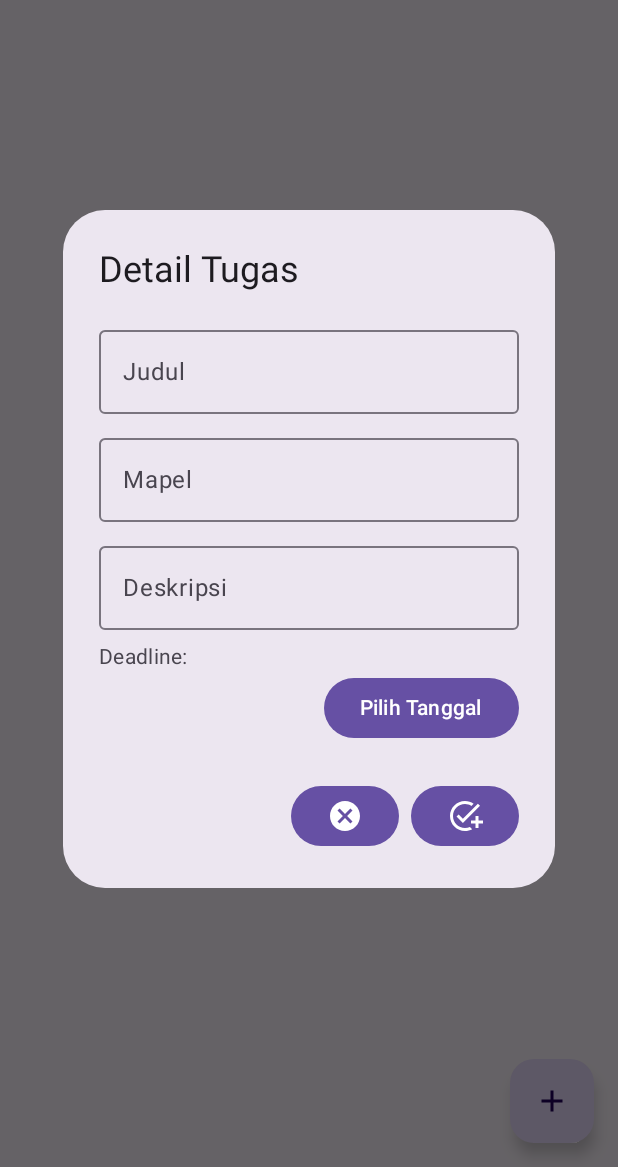
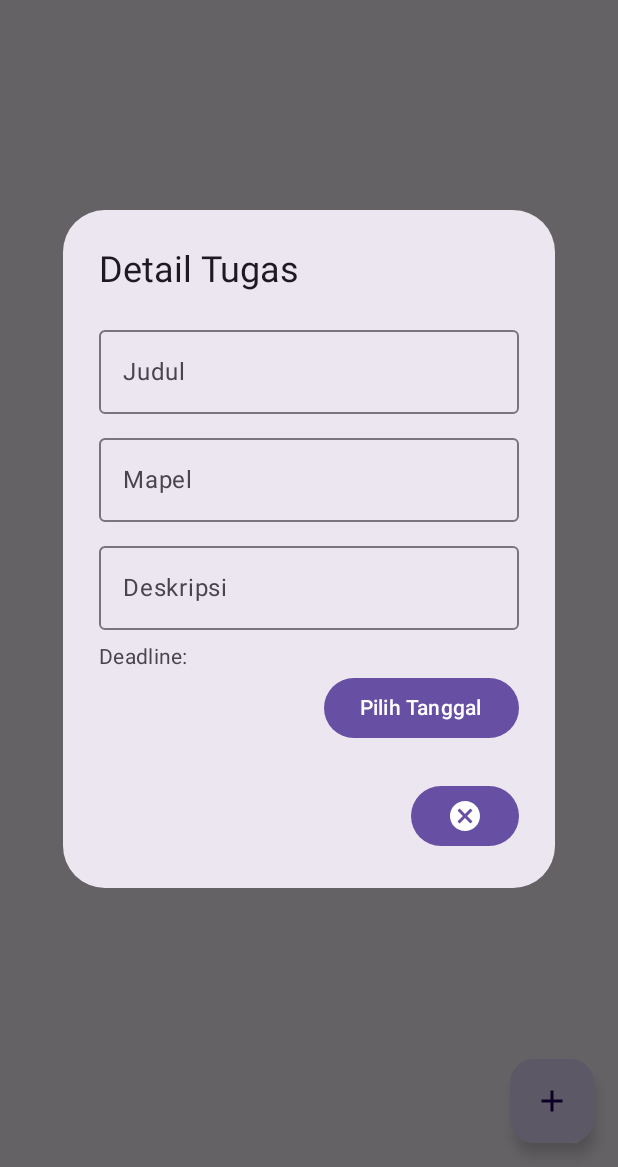
Before and after one commit to brianabdl/TugasKu, an Android app built with Jetpack Compose: the screen it shows after launch (MainActivity), after a tap on "Tambah Tugas", on a phone screen of 412 x 824 dp, the part 69-1236 px from its top. Run offline under Robolectric (Android 15) with nearby library versions, the phone set to English and light mode, and no system bars; our stand-ins replace accompanist.

Commit message:
minor improvements
- Using default colorScheme by MaterialUI
- Confirm button only will appear after filling all field Tugas
- Removing animation visibility on exit alert

```diff
--- a/app/src/main/java/com/rewtio/tugasku/MainActivity.kt
+++ b/app/src/main/java/com/rewtio/tugasku/MainActivity.kt
@@ -6,6 +6,7 @@ import android.os.Bundle
 import androidx.activity.ComponentActivity
 import androidx.activity.compose.setContent
 import androidx.compose.animation.AnimatedVisibility
+import androidx.compose.animation.ExitTransition
 import androidx.compose.foundation.layout.Column
 import androidx.compose.foundation.layout.fillMaxSize
 import androidx.compose.foundation.layout.padding
@@ -54,13 +55,19 @@ class MainActivity : ComponentActivity() {
                 var openEditDialog by remember { mutableStateOf(false) }
                 var curTugasData by remember { mutableStateOf(TugasData()) }
 
-                AnimatedVisibility(visible = openTambahDialog) {
+                AnimatedVisibility(
+                    visible = openTambahDialog,
+                    exit = ExitTransition.None
+                ) {
                     TambahTugasDialog(
                         onAddTugas = { vm.addTugas(it) },
                         onDismissRequest = { openTambahDialog = false })
                 }
 
-                AnimatedVisibility(visible = openEditDialog) {
+                AnimatedVisibility(
+                    visible = openEditDialog,
+                    exit = ExitTransition.None
+                ) {
                     EditTugasDialog(
                         curTugasData,
                         onSave = { vm.editTugas(it) },
@@ -87,7 +94,8 @@ class MainActivity : ComponentActivity() {
                                 ) {
                                     Icon(Icons.Filled.Settings, "Settings")
                                 }
-                            })
+                            }
+                        )
                     },
                     floatingActionButton = {
                         FloatingActionButton(
@@ -103,7 +111,9 @@ class MainActivity : ComponentActivity() {
                     SwipeRefresh(
                         swipeEnabled = true,
                         state = rememberSwipeRefreshState(isRefreshing = isRefreshing),
-                        modifier = Modifier.fillMaxSize().padding(pad),
+                        modifier = Modifier
+                            .fillMaxSize()
+                            .padding(pad),
                         onRefresh = {
                             vm.refresh()
                         }
--- a/app/src/main/java/com/rewtio/tugasku/Tugas.kt
+++ b/app/src/main/java/com/rewtio/tugasku/Tugas.kt
@@ -17,7 +17,4 @@ data class TugasData(
     var deadline: String,
 ) {
     constructor() : this(-1, Status.TODO, "", "", "", "", "")
-    fun isMatch(other: TugasData): Boolean {
-        return this.status == status && this.judul == other.judul && this.mapel == other.mapel && this.deskripsi == other.deskripsi && this.dibuat == other.dibuat && this.deadline == other.deadline
-    }
 }
--- a/app/src/main/java/com/rewtio/tugasku/preferences/AppSettings.kt
+++ b/app/src/main/java/com/rewtio/tugasku/preferences/AppSettings.kt
@@ -4,6 +4,7 @@ import android.content.Context
 import androidx.datastore.preferences.core.edit
 import androidx.datastore.preferences.core.stringPreferencesKey
 import com.rewtio.tugasku.dataStore
+import com.rewtio.tugasku.ui.theme.ThemeMode
 import com.rewtio.tugasku.utils.LocaleUtils
 import kotlinx.coroutines.flow.MutableStateFlow
 import kotlinx.coroutines.flow.StateFlow
--- a/app/src/main/java/com/rewtio/tugasku/preferences/ThemeMode.kt
+++ /dev/null
@@ -1,7 +0,0 @@
-package com.rewtio.tugasku.preferences
-
-enum class ThemeMode {
-    AUTO,
-    LIGHT,
-    DARK
-}
--- a/app/src/main/java/com/rewtio/tugasku/ui/TugasDialog.kt
+++ b/app/src/main/java/com/rewtio/tugasku/ui/TugasDialog.kt
@@ -95,6 +95,7 @@ fun TugasDialog(
             }
         },
         confirmButton = {
+            if (judul.isNotBlank() && deskripsi.isNotBlank() && deadline.isNotBlank() && mapel.isNotBlank()) {
                 Button(
                     onClick = {
                         val data = if (tugasData != null) {
@@ -119,6 +120,7 @@ fun TugasDialog(
                         onDismiss()
                     }) {
                     Icon(Icons.Filled.AddTask, "Add Task")
+                }
             }
         },
         dismissButton = {
--- a/app/src/main/java/com/rewtio/tugasku/ui/theme/Theme.kt
+++ b/app/src/main/java/com/rewtio/tugasku/ui/theme/Theme.kt
@@ -1,41 +1,18 @@
 package com.rewtio.tugasku.ui.theme
 
-import android.annotation.SuppressLint
 import androidx.compose.foundation.isSystemInDarkTheme
 import androidx.compose.material3.MaterialTheme
 import androidx.compose.material3.darkColorScheme
 import androidx.compose.material3.lightColorScheme
 import androidx.compose.runtime.*
 import com.rewtio.tugasku.preferences.AppSettings
-import com.rewtio.tugasku.preferences.ThemeMode
 
-private val DarkColorScheme = darkColorScheme(
-    primary = Purple80,
-    secondary = PurpleGrey80,
-    tertiary = Pink80
-)
-
-private val LightColorScheme = lightColorScheme(
-    primary = Purple40,
-    secondary = PurpleGrey40,
-    tertiary = Pink40
-
-    /* Other default colors to override
-    background = Color(0xFFFFFBFE),
-    surface = Color(0xFFFFFBFE),
-    onPrimary = Color.White,
-    onSecondary = Color.White,
-    onTertiary = Color.White,
-    onBackground = Color(0xFF1C1B1F),
-    onSurface = Color(0xFF1C1B1F),
-    */
-)
-
+enum class ThemeMode {
+    AUTO, LIGHT, DARK
+}
 
 @Composable
-fun TugasKuTheme(
-    content: @Composable () -> Unit
-) {
+fun TugasKuTheme(content: @Composable () -> Unit) {
 
     val theme by AppSettings.instance.themeModeState.collectAsState()
 
@@ -44,23 +21,10 @@ fun TugasKuTheme(
         ThemeMode.LIGHT -> false
         else -> isSystemInDarkTheme()
     }
-    DarkThemeValue.current.value = value
 
     MaterialTheme(
-        colorScheme = if (value) DarkColorScheme else LightColorScheme,
+        colorScheme = if (value) darkColorScheme() else lightColorScheme(),
         typography = Typography,
         content = content
     )
 }
-
-
-@Composable
-@ReadOnlyComposable
-fun isDarkTheme() = DarkThemeValue.current.value
-
-@SuppressLint("CompositionLocalNaming")
-private val DarkThemeValue = compositionLocalOf { mutableStateOf(false) }
-
-@Composable
-@ReadOnlyComposable
-infix fun <T> T.orInLightTheme(other: T): T = if (isDarkTheme()) this else other
--- a/app/src/main/java/com/rewtio/tugasku/ui/theme/Type.kt
+++ b/app/src/main/java/com/rewtio/tugasku/ui/theme/Type.kt
@@ -9,9 +9,6 @@ import androidx.compose.ui.text.font.FontWeight
 import androidx.compose.ui.unit.sp
 
 // Set of Material typography styles to start with
-
-@Composable
-fun titleHeadColor() = Color.White orInLightTheme Color.Black
 
 val Typography = Typography(
     bodyLarge = TextStyle(
```
Also changed, not shown: app/src/main/java/com/rewtio/tugasku/SettingsActivity.kt (+18 -3 lines), app/src/main/java/com/rewtio/tugasku/ui/TugasCard.kt (+14 -26 lines). Lines whose indentation alone changed are shown as unchanged.
